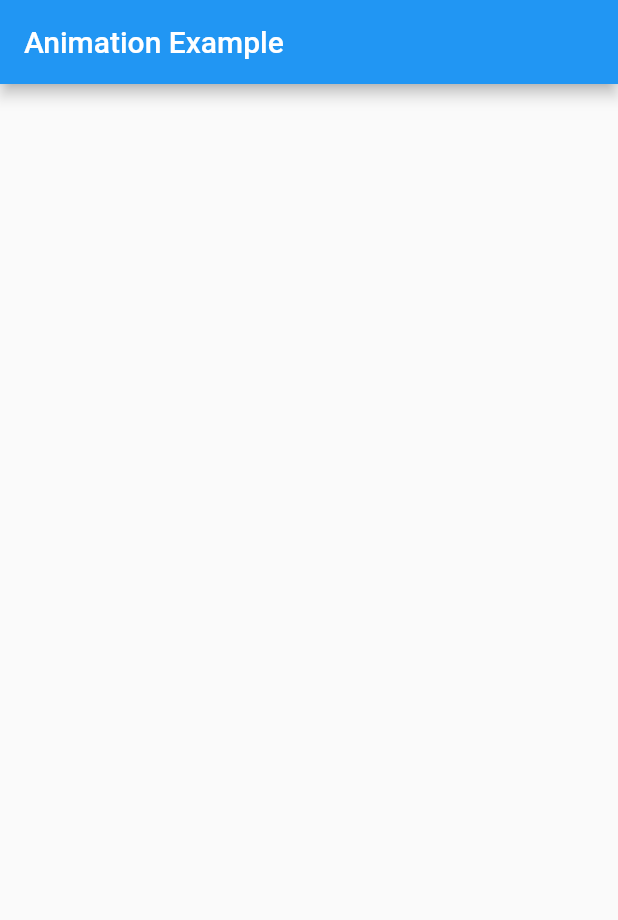
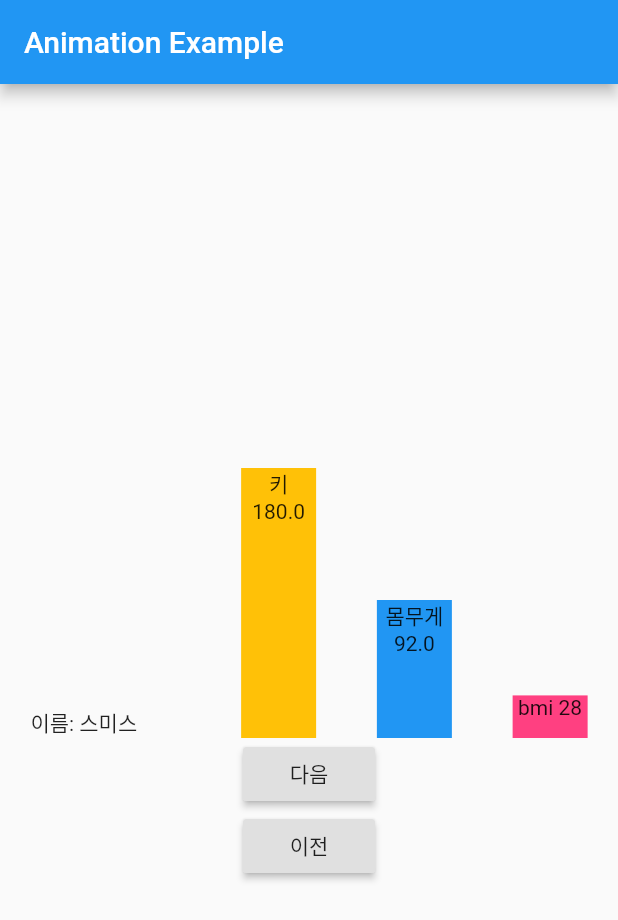
Before and after one commit to junhaesung/flutter-do-it-animation, a Flutter app: the screen it shows after launch, on a phone screen of 412 x 824 dp. Shown: the top 920 px of the screen. Run offline on Flutter 3.47's test engine with Material 2 defaults, Android fonts, the phone set to English and light mode, and no system bars.

Commit message:
그래프 애니메이션 - 그래프 화면, 애니메이션 추가

```diff
--- a/lib/main.dart
+++ b/lib/main.dart
@@ -12,8 +12,7 @@ class MyApp extends StatelessWidget {
         theme: ThemeData(
           primarySwatch: Colors.blue,
         ),
-        home: AnimationApp()
-    );
+        home: AnimationApp());
   }
 }
 
@@ -40,9 +39,84 @@ class _AnimationApp extends State<AnimationApp> {
   @override
   Widget build(BuildContext context) {
     return Scaffold(
-      appBar: AppBar(title: Text('Animation Example'),
+      appBar: AppBar(
+        title: Text('Animation Example'),
       ),
-      body: Container(),
+      body: Container(
+        child: Center(
+          child: Column(
+            children: [
+              SizedBox(
+                child: Row(
+                  children: [
+                    SizedBox(
+                      width: 100,
+                      child: Text('이름: ${people[current].name}'),
+                    ),
+                    AnimatedContainer(
+                      duration: Duration(seconds: 2),
+                      curve: Curves.bounceIn,
+                      color: Colors.amber,
+                      child: Text(
+                        '키 ${people[current].height}',
+                        textAlign: TextAlign.center,
+                      ),
+                      width: 50,
+                      height: people[current].height,
+                    ),
+                    AnimatedContainer(
+                      duration: Duration(seconds: 2),
+                      curve: Curves.easeInCubic,
+                      color: Colors.blue,
+                      child: Text(
+                        '몸무게 ${people[current].weight}',
+                        textAlign: TextAlign.center,
+                      ),
+                      width: 50,
+                      height: people[current].weight,
+                    ),
+                    AnimatedContainer(
+                      duration: Duration(seconds: 2),
+                      curve: Curves.linear,
+                      color: Colors.pinkAccent,
+                      child: Text(
+                        'bmi ${people[current].bmi.toDouble().floor()}',
+                        textAlign: TextAlign.center,
+                      ),
+                      width: 50,
+                      height: people[current].bmi,
+                    ),
+                  ],
+                  mainAxisAlignment: MainAxisAlignment.spaceAround,
+                  crossAxisAlignment: CrossAxisAlignment.end,
+                ),
+                height: 200,
+              ),
+              RaisedButton(
+                onPressed: () {
+                  setState(() {
+                    if (current < people.length - 1) {
+                      current += 1;
+                    }
+                  });
+                },
+                child: Text('다음'),
+              ),
+              RaisedButton(
+                onPressed: () {
+                  setState(() {
+                    if (current > 0) {
+                      current -= 1;
+                    }
+                  });
+                },
+                child: Text('이전'),
+              )
+            ],
+            mainAxisAlignment: MainAxisAlignment.center,
+          ),
+        ),
+      ),
     );
   }
 }
```
